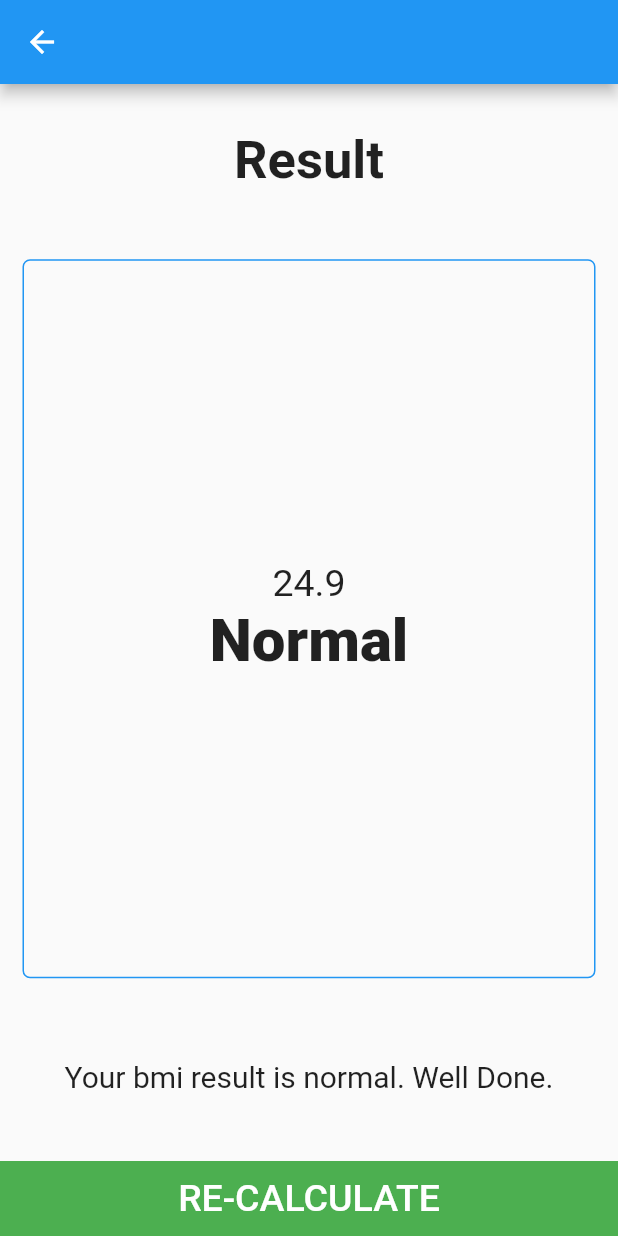
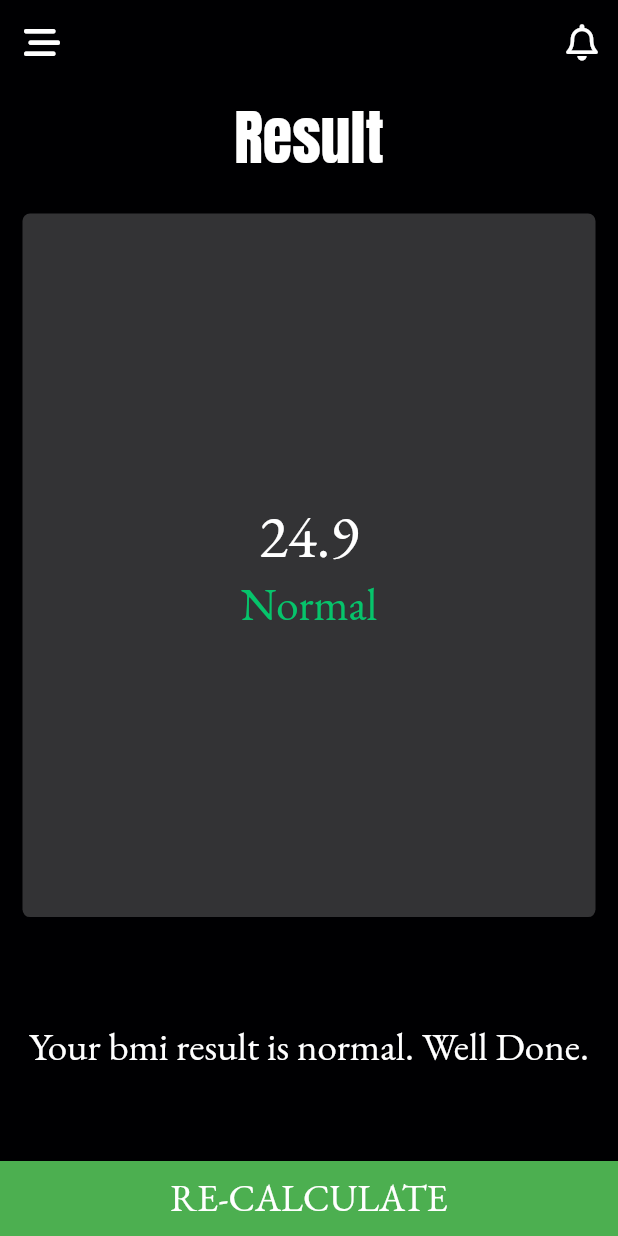
Before and after one commit to chididev/bmi_calc, a Flutter app: the screen it shows after launch, after a tap on "CALCULATE", on a phone screen of 412 x 824 dp. Run offline on Flutter 3.47's test engine with Material 2 defaults, Android fonts, the phone set to English and light mode, and no system bars; our stand-ins replace font_awesome_flutter.

Commit message:
Updated app UI and functionality.

```diff
--- a/lib/main.dart
+++ /dev/null
@@ -1,17 +0,0 @@
-import 'package:flutter/material.dart';
-import 'package:bmi_calc/screens/ui_page.dart';
-
-void main() {
-  runApp(const MyApp());
-}
-
-class MyApp extends StatelessWidget {
-  const MyApp({Key? key}) : super(key: key);
-
-  @override
-  Widget build(BuildContext context) {
-    return const MaterialApp(
-      home: UiPage(),
-    );
-  }
-}
--- a/lib/reuseable/card_container.dart
+++ b/lib/reuseable/card_container.dart
@@ -1,4 +1,5 @@
 import 'package:flutter/material.dart';
+import 'package:bmi_calc/reuseable/constants.dart';
 
 class CardContainer extends StatelessWidget {
   const CardContainer({required this.cardChild});
@@ -9,7 +10,7 @@ class CardContainer extends StatelessWidget {
     return Container(
       margin: const EdgeInsets.all(3.0),
       decoration: BoxDecoration(
-        border: Border.all(color: Colors.blue),
+        color: kCardTileColor,
         borderRadius: BorderRadius.circular(5),
       ),
       child: cardChild,
--- /dev/null
+++ b/lib/reuseable/constants.dart
@@ -0,0 +1,58 @@
+import 'package:flutter/material.dart';
+
+const kAppBackgroundColor = Color(0xFF000002);
+const kInactiveTileColor = Color(0xFF333335);
+const kCardTileColor = Color(0xFFFFFFFF);
+const kCardIconColor = Color(0xFF050505);
+const kCardIconFontColor = Color(0xFFFFFFFF);
+const kBottomButtonColor = Color(0xFF06C46B);
+const kBorderColor = Color(0xFF06C46B);
+const kTileHeadingFont = TextStyle(
+  fontSize: 22,
+  fontFamily: 'EBGaramond',
+  color: Color(0xFF606062),
+);
+const kHeadingFont = TextStyle(
+  fontFamily: 'Anton',
+  fontSize: 40,
+  fontWeight: FontWeight.bold,
+);
+const kBmiResultFont = TextStyle(
+  fontSize: 40,
+  fontFamily: 'EBGaramond',
+);
+const kCardTileFont = TextStyle(
+  fontSize: 15.0,
+  fontWeight: FontWeight.bold,
+  color: kCardTileColor,
+);
+const kCardFontStyle = TextStyle(
+  fontSize: 25,
+  color: kCardIconColor,
+);
+const kDropDownFontStyle = TextStyle(
+  color: Colors.black,
+  fontSize: 20,
+);
+const kBottomButtonFontStyle = TextStyle(
+  color: Colors.white,
+  fontSize: 25,
+  fontFamily: 'EBGaramond',
+);
+const kAppBarFontStyle = TextStyle(
+  fontFamily: 'Anton',
+  fontSize: 30,
+);
+const kResultScreenHeadingFont = TextStyle(
+  fontFamily: 'Anton',
+  fontSize: 40,
+);
+const kResultScoreFont = TextStyle(
+  fontSize: 30,
+  fontFamily: 'EBGaramond',
+  color: Color(0xFF06C46B),
+);
+const kResultInterpretationFont = TextStyle(
+  fontSize: 26,
+  fontFamily: 'EBGaramond',
+);
--- a/lib/reuseable/container_tile.dart
+++ b/lib/reuseable/container_tile.dart
@@ -1,32 +1,35 @@
+import 'package:bmi_calc/reuseable/constants.dart';
 import 'package:flutter/material.dart';
 import 'package:font_awesome_flutter/font_awesome_flutter.dart';
 
 class ContainerCard extends StatelessWidget {
-  const ContainerCard({required this.icon, required this.label});
+  const ContainerCard({required this.icon, required this.label, required this.color, required this.iconCheckColor});
   final IconData? icon;
   final String label;
+  final Color color;
+  final Color iconCheckColor;
 
   @override
   Widget build(BuildContext context) {
     return Container(
       margin: const EdgeInsets.fromLTRB(5, 5, 5, 10),
       padding: const EdgeInsets.fromLTRB(0, 5, 0, 5),
-      height: 180,
       decoration: BoxDecoration(
-        border: Border.all(color: Colors.blue),
+        color: kInactiveTileColor,
         borderRadius: BorderRadius.circular(5),
+        border: Border.all(color: color),
       ),
       child: Column(
         mainAxisAlignment: MainAxisAlignment.center,
         children: [
           Row(
-            children: const [
-              SizedBox(
+            children: [
+              const SizedBox(
                 width: 150.0,
               ),
               Icon(
                 FontAwesomeIcons.circleCheck,
-                color: Colors.blue,
+                color: iconCheckColor,
               ),
             ],
           ),
@@ -35,7 +38,7 @@ class ContainerCard extends StatelessWidget {
           ),
           Icon(
             icon,
-            color: Colors.blue,
+            color: kCardIconFontColor,
             size: 80.0,
           ),
           const SizedBox(
@@ -43,10 +46,7 @@ class ContainerCard extends StatelessWidget {
           ),
           Text(
             label,
-            style: const TextStyle(
-                fontSize: 15.0,
-                fontWeight: FontWeight.bold,
-                color: Colors.blueGrey),
+            style: kCardTileFont,
           ),
         ],
       ),
--- a/lib/reuseable/floating_icon_button.dart
+++ b/lib/reuseable/floating_icon_button.dart
@@ -1,4 +1,5 @@
 import 'package:flutter/material.dart';
+import 'package:bmi_calc/reuseable/constants.dart';
 
 class FloatingIconButton extends StatelessWidget {
   const FloatingIconButton(
@@ -12,7 +13,7 @@ class FloatingIconButton extends StatelessWidget {
     return RawMaterialButton(
       onPressed: () => onPress(),
       elevation: 2.0,
-      fillColor: Colors.blue,
+      fillColor: kCardIconColor,
       shape: const CircleBorder(),
       constraints: const BoxConstraints.tightFor(
         height: 26.0,
--- a/lib/screens/result_screen.dart
+++ b/lib/screens/result_screen.dart
@@ -1,4 +1,6 @@
 import 'package:flutter/material.dart';
+import 'package:bmi_calc/reuseable/constants.dart';
+import 'package:font_awesome_flutter/font_awesome_flutter.dart';
 
 class ResultScreen extends StatelessWidget {
   const ResultScreen({required this.resultText, required this.bmiResult, required this.resultInterpretation});
@@ -6,10 +8,25 @@ class ResultScreen extends StatelessWidget {
   final String bmiResult;
   final String resultInterpretation;
 
+
   @override
   Widget build(BuildContext context) {
+
     return Scaffold(
-      appBar: AppBar(),
+      appBar: AppBar(
+        leading: const Icon(
+          FontAwesomeIcons.barsStaggered,
+        ),
+        actions: <Widget>[
+          IconButton(
+            icon: const Icon(
+              FontAwesomeIcons.bell,
+              color: Colors.white,
+            ),
+            onPressed: () {},
+          )
+        ],
+      ),
       body: Column(
       crossAxisAlignment: CrossAxisAlignment.stretch,
       children: [
@@ -18,21 +35,18 @@ class ResultScreen extends StatelessWidget {
           child: Center(
             child: Text(
               'Result',
-              style: TextStyle(
-                fontSize: 35.0,
-                fontWeight: FontWeight.bold,
-              ),
+              style: kResultScreenHeadingFont,
             ),
           ),
         ),
         //Second Tile
         Expanded(
-          flex: 5,
+          flex: 7,
           child: Container(
             padding: const EdgeInsets.all(15),
             margin: const EdgeInsets.all(15),
             decoration: BoxDecoration(
-              border: Border.all(color: Colors.blue),
+              color: kInactiveTileColor,
               borderRadius: BorderRadius.circular(5),
             ),
             child: Column(
@@ -40,29 +54,28 @@ class ResultScreen extends StatelessWidget {
               children: [
                 Text(
                   bmiResult,
-                  style: const TextStyle(
-                    fontSize: 25.0,
-                  ),
+                  style: kBmiResultFont,
                 ),
                 Text(
                   resultText,
-                  style: const TextStyle(fontSize: 40, fontWeight: FontWeight.w900),
+                  style: kResultScoreFont,
                 ),
               ],
             ),
           ),
         ),
+        //Third Tile
         Expanded(
+          flex: 2,
           child: Center(
             child: Text(
               resultInterpretation,
               textAlign: TextAlign.center,
-              style: const TextStyle(
-                fontSize: 20,
-              ),
+              style: kResultInterpretationFont,
             ),
           ),
         ),
+        //Fourth Tile
         Container(
           margin: const EdgeInsets.fromLTRB(0, 5, 0, 0),
           color: Colors.green,
@@ -74,10 +87,7 @@ class ResultScreen extends StatelessWidget {
             },
             child: const Text(
               'RE-CALCULATE',
-              style: TextStyle(
-                color: Colors.white,
-                fontSize: 25,
-              ),
+              style: kBottomButtonFontStyle,
             ),
           ),
         ),
--- a/lib/screens/ui_page.dart
+++ b/lib/screens/ui_page.dart
@@ -5,6 +5,12 @@ import 'package:bmi_calc/reuseable/container_tile.dart';
 import 'package:bmi_calc/reuseable/floating_icon_button.dart';
 import 'package:bmi_calc/reuseable/card_container.dart';
 import 'package:bmi_calc/screens/result_screen.dart';
+import 'package:bmi_calc/reuseable/constants.dart';
+
+enum Gender {
+  male,
+  female,
+}
 
 class UiPage extends StatefulWidget {
   const UiPage({Key? key}) : super(key: key);
@@ -14,6 +20,7 @@ class UiPage extends StatefulWidget {
 }
 
 class _UiPageState extends State<UiPage> {
+  Gender? selectedGender;
   int weight = 56;
   int height = 150;
   int age = 24;
@@ -48,8 +55,23 @@ class _UiPageState extends State<UiPage> {
   Widget build(BuildContext context) {
     return Scaffold(
       appBar: AppBar(
+        leading: const Icon(
+          FontAwesomeIcons.barsStaggered,
+        ),
         centerTitle: true,
-        title: const Text('BMI CALCULATOR'),
+        title: const Text(
+          'BMI CALCULATOR',
+          style: kAppBarFontStyle,
+        ),
+          actions: <Widget>[
+            IconButton(
+              icon: const Icon(
+                FontAwesomeIcons.bell,
+                color: Colors.white,
+              ),
+              onPressed: () {},
+            )
+          ],
       ),
       body: Column(
         crossAxisAlignment: CrossAxisAlignment.stretch,
@@ -64,20 +86,47 @@ class _UiPageState extends State<UiPage> {
                   alignment: Alignment.centerLeft,
                   child: Text(
                     'Gender',
+                    style: kTileHeadingFont,
                   ),
                 ),
                 Row(
-                  children: const [
+                  children: [
                     Expanded(
+                      child: GestureDetector(
+                        onTap: () {
+                          setState(() {
+                            selectedGender = Gender.male;
+                          });
+                        },
                         child: ContainerCard(
+                          color: selectedGender == Gender.male
+                              ? kBorderColor
+                              : kInactiveTileColor,
+                          iconCheckColor: selectedGender == Gender.male
+                              ? kBorderColor
+                              : kCardIconFontColor,
                           icon: FontAwesomeIcons.person,
                           label: 'MALE',
                         ),
                       ),
+                    ),
                     Expanded(
+                      child: GestureDetector(
+                        onTap: () {
+                          setState(() {
+                            selectedGender = Gender.female;
+                          });
+                        },
                         child: ContainerCard(
+                          color: selectedGender == Gender.female
+                              ? kBorderColor
+                              : kInactiveTileColor,
+                          iconCheckColor: selectedGender == Gender.female
+                              ? kBorderColor
+                              : kCardIconFontColor,
                           icon: FontAwesomeIcons.personDress,
                           label: 'FEMALE',
+                        ),
                       ),
                     ),
                   ],
@@ -93,6 +142,7 @@ class _UiPageState extends State<UiPage> {
                   alignment: Alignment.centerLeft,
                   child: Text(
                     'Weight',
+                    style: kTileHeadingFont,
                   ),
                 ),
                 Row(
@@ -114,9 +164,7 @@ class _UiPageState extends State<UiPage> {
                                 iconColor: Colors.white),
                             Text(
                               weight.toString(),
-                              style: const TextStyle(
-                                fontSize: 25,
-                              ),
+                              style: kCardFontStyle,
                             ),
                             FloatingIconButton(
                                 onPress: () {
@@ -138,6 +186,9 @@ class _UiPageState extends State<UiPage> {
                       child: CardContainer(
                         cardChild: Center(
                           child: DropdownButton<String>(
+                            style: kDropDownFontStyle,
+                            iconEnabledColor: Colors.black,
+                            dropdownColor: Colors.white,
                             value: weightMetric,
                             items: const [
                               DropdownMenuItem(
@@ -172,6 +223,7 @@ class _UiPageState extends State<UiPage> {
                   alignment: Alignment.centerLeft,
                   child: Text(
                     'Height',
+                    style: kTileHeadingFont,
                   ),
                 ),
                 Row(
@@ -193,9 +245,7 @@ class _UiPageState extends State<UiPage> {
                                 iconColor: Colors.white),
                             Text(
                               height.toString(),
-                              style: const TextStyle(
-                                fontSize: 25,
-                              ),
+                              style: kCardFontStyle,
                             ),
                             FloatingIconButton(
                                 onPress: () {
@@ -217,6 +267,9 @@ class _UiPageState extends State<UiPage> {
                       child: CardContainer(
                         cardChild: Center(
                           child: DropdownButton<String>(
+                            style: kDropDownFontStyle,
+                            iconEnabledColor: Colors.black,
+                            dropdownColor: Colors.white,
                             value: heightMetric,
                             items: const [
                               DropdownMenuItem(
@@ -255,11 +308,12 @@ class _UiPageState extends State<UiPage> {
                   alignment: Alignment.centerLeft,
                   child: Text(
                     'Age',
+                    style: kTileHeadingFont,
                   ),
                 ),
                 CardContainer(
                   cardChild: Row(
-                    mainAxisAlignment: MainAxisAlignment.spaceEvenly,
+                    mainAxisAlignment: MainAxisAlignment.spaceBetween,
                     children: [
                       FloatingIconButton(
                           onPress: () {
@@ -272,9 +326,7 @@ class _UiPageState extends State<UiPage> {
                           iconColor: Colors.white),
                       Text(
                         age.toString(),
-                        style: const TextStyle(
-                          fontSize: 25,
-                        ),
+                        style: kCardFontStyle,
                       ),
                       FloatingIconButton(
                           onPress: () {
@@ -314,10 +366,7 @@ class _UiPageState extends State<UiPage> {
               },
               child: const Text(
                 'CALCULATE',
-                style: TextStyle(
-                  color: Colors.white,
-                  fontSize: 25,
-                ),
+                style: kBottomButtonFontStyle,
               ),
             ),
           ),
--- /dev/null
+++ b/lib/services/main.dart
@@ -0,0 +1,26 @@
+import 'package:bmi_calc/reuseable/constants.dart';
+import 'package:flutter/material.dart';
+import 'package:bmi_calc/screens/ui_page.dart';
+
+void main() {
+  runApp(const MyApp());
+}
+
+class MyApp extends StatelessWidget {
+  const MyApp({Key? key}) : super(key: key);
+
+  @override
+  Widget build(BuildContext context) {
+    return MaterialApp(
+      theme: ThemeData.dark().copyWith(
+        scaffoldBackgroundColor: kAppBackgroundColor,
+        primaryColor: kCardIconColor,
+        appBarTheme: const AppBarTheme(
+          backgroundColor: kAppBackgroundColor,
+          centerTitle: true,
+        ),
+      ),
+      home: const UiPage(),
+    );
+  }
+}
```
Also changed, not shown: pubspec.yaml (+9 -11 lines), fonts/Anton-Regular.ttf (added), fonts/EBGaramond-Regular.ttf (added), lib/services/app_brain.dart (line endings or trailing spaces), 1 other file. Lines whose indentation alone changed are shown as unchanged.
